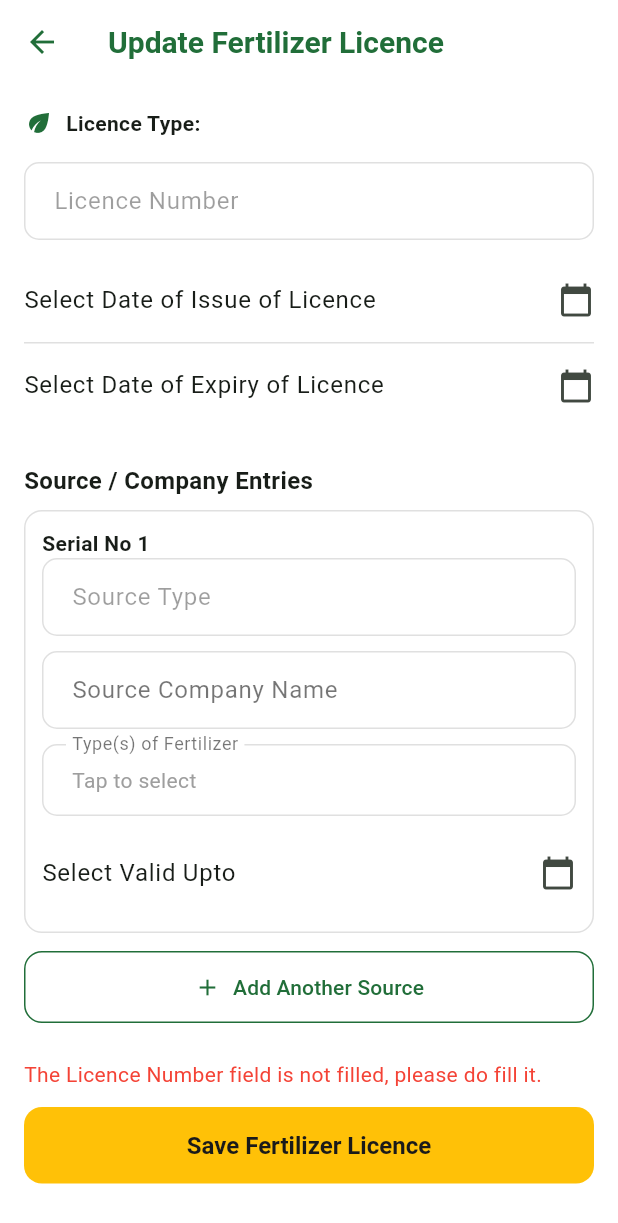
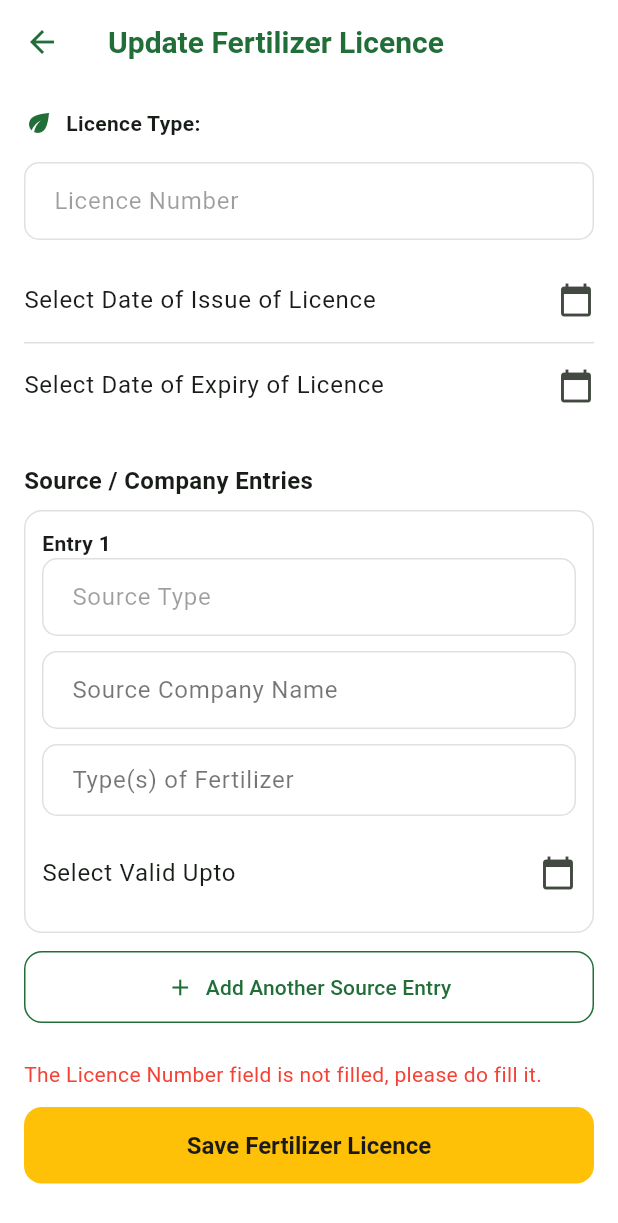
Before and after one commit to kinagi09/agro-dealers-mitra, a Flutter app: the UpdateFertilizerLicenceScreen screen opened directly with empty values, after a tap on "Save Fertilizer Licence", on a phone screen of 412 x 824 dp. Shown: the top 1223 px of the screen. Run offline on Flutter 3.47's test engine with Material 3 defaults, Android fonts, the phone set to English and light mode, and no system bars; our stand-ins replace flutter_secure_storage; accounts and stored records are empty; network calls fail.

Commit message:
Polish fertilizer/pesticide entry form labels
- Rename entry row labels from 'Serial No N' to 'Entry N' (row
  headers and their validation error messages).
- Remove the 'Tap to select' placeholder from the fertilizer type
  picker; its 'Type(s) of Fertilizer' label is enough on its own, and
  now floats/sits the same way Source Company Name's label does
  (isEmpty wasn't being passed to the InputDecorator).
- Rename 'Add Another Source' to 'Add Another Source Entry'.

Co-Authored-By: Claude Sonnet 5 <noreply@anthropic.com>

```diff
--- a/mobile/license_tracker_app/lib/screens/update_fertilizer_licence_screen.dart
+++ b/mobile/license_tracker_app/lib/screens/update_fertilizer_licence_screen.dart
@@ -289,7 +289,7 @@ class _UpdateFertilizerLicenceScreenState
       if (entry.companyNameController.text.trim().isEmpty) {
         setState(() {
           _errorMessage =
-              'Serial No ${i + 1}: Source Company Name is not filled, please do fill it.';
+              'Entry ${i + 1}: Source Company Name is not filled, please do fill it.';
           _errorRowIndex = i;
           _errorFieldName = 'companyName';
         });
@@ -298,7 +298,7 @@ class _UpdateFertilizerLicenceScreenState
       if (entry.fertilizerTypeIds.isEmpty) {
         setState(() {
           _errorMessage =
-              'Serial No ${i + 1}: At least one Type of Fertilizer must be selected.';
+              'Entry ${i + 1}: At least one Type of Fertilizer must be selected.';
           _errorRowIndex = i;
           _errorFieldName = 'fertilizerType';
         });
@@ -307,7 +307,7 @@ class _UpdateFertilizerLicenceScreenState
       if (entry.validUpto == null) {
         setState(() {
           _errorMessage =
-              'Serial No ${i + 1}: Valid Upto date is not filled, please do fill it.';
+              'Entry ${i + 1}: Valid Upto date is not filled, please do fill it.';
           _errorRowIndex = i;
           _errorFieldName = 'validUpto';
         });
@@ -453,7 +453,7 @@ class _UpdateFertilizerLicenceScreenState
                             Row(
                               children: [
                                 Text(
-                                  'Serial No ${index + 1}',
+                                  'Entry ${index + 1}',
                                   style: const TextStyle(
                                     fontWeight: FontWeight.bold,
                                   ),
@@ -488,6 +488,7 @@ class _UpdateFertilizerLicenceScreenState
                             InkWell(
                               onTap: () => _pickFertilizerTypes(entry),
                               child: InputDecorator(
+                                isEmpty: entry.fertilizerTypeIds.isEmpty,
                                 decoration: InputDecoration(
                                   labelText: 'Type(s) of Fertilizer',
                                   border: _fieldBorder(index, 'fertilizerType'),
@@ -496,14 +497,7 @@ class _UpdateFertilizerLicenceScreenState
                                   spacing: 6,
                                   runSpacing: 4,
                                   children: entry.fertilizerTypeIds.isEmpty
-                                      ? [
-                                          const Text(
-                                            'Tap to select',
-                                            style: TextStyle(
-                                              color: Colors.grey,
-                                            ),
-                                          ),
-                                        ]
+                                      ? const []
                                       : entry.fertilizerTypeIds.map((id) {
                                           final match = _fertilizerTypeOptions
                                               .firstWhere((f) => f['id'] == id);
@@ -543,7 +537,7 @@ class _UpdateFertilizerLicenceScreenState
                   OutlinedButton.icon(
                     onPressed: _addSourceRow,
                     icon: const Icon(Icons.add),
-                    label: const Text('Add Another Source'),
+                    label: const Text('Add Another Source Entry'),
                   ),
                   const SizedBox(height: 24),
                   if (_errorMessage != null) ...[
--- a/mobile/license_tracker_app/lib/screens/update_pesticide_licence_screen.dart
+++ b/mobile/license_tracker_app/lib/screens/update_pesticide_licence_screen.dart
@@ -221,7 +221,7 @@ class _UpdatePesticideLicenceScreenState
       if (entry.companyNameController.text.trim().isEmpty) {
         setState(() {
           _errorMessage =
-              'Serial No ${i + 1}: Name of Company is not filled, please do fill it.';
+              'Entry ${i + 1}: Name of Company is not filled, please do fill it.';
           _errorRowIndex = i;
           _errorFieldName = 'companyName';
         });
@@ -230,7 +230,7 @@ class _UpdatePesticideLicenceScreenState
       if (entry.validUpto == null) {
         setState(() {
           _errorMessage =
-              'Serial No ${i + 1}: PC Validity Date is not filled, please do fill it.';
+              'Entry ${i + 1}: PC Validity Date is not filled, please do fill it.';
           _errorRowIndex = i;
           _errorFieldName = 'validUpto';
         });
@@ -376,7 +376,7 @@ class _UpdatePesticideLicenceScreenState
                             Row(
                               children: [
                                 Text(
-                                  'Serial No ${index + 1}',
+                                  'Entry ${index + 1}',
                                   style: const TextStyle(
                                     fontWeight: FontWeight.bold,
                                   ),
```
